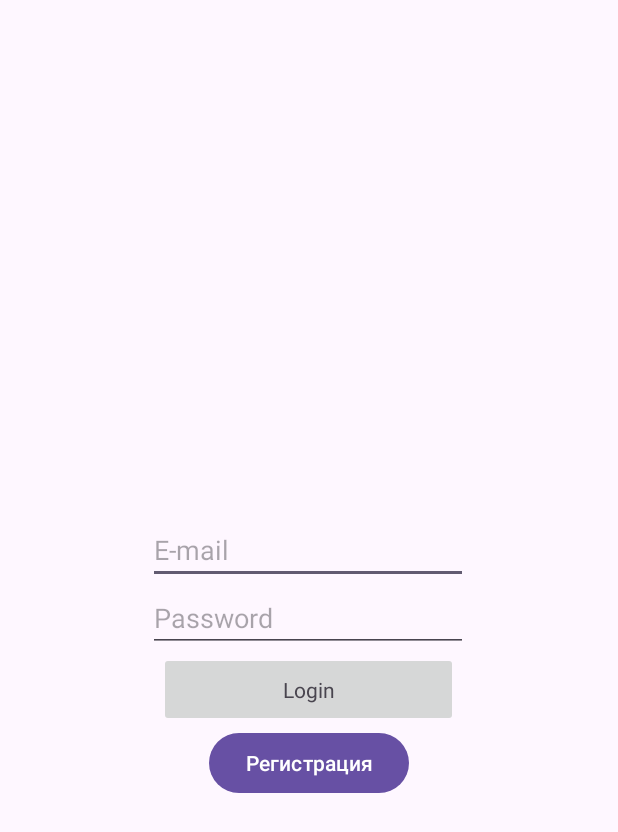
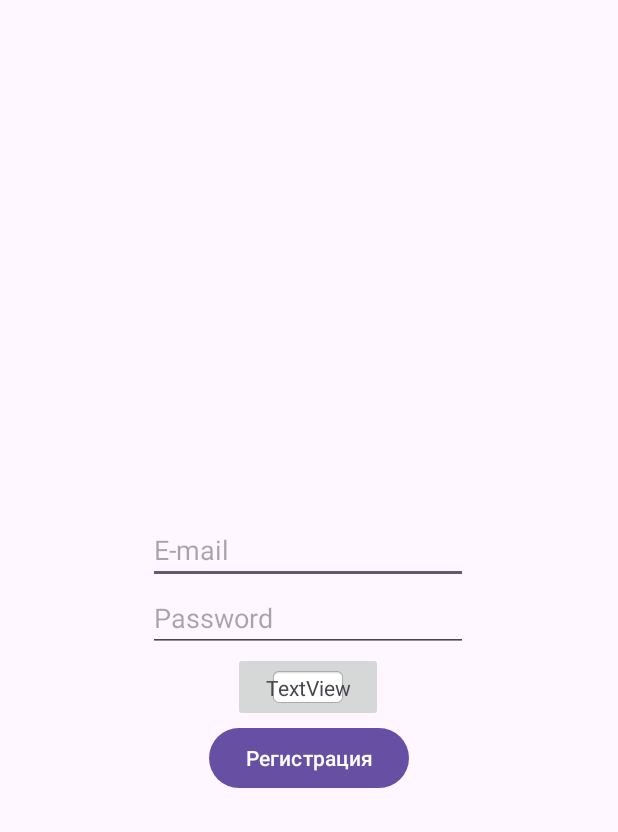
Before and after one commit to dafoi/Dostopr, an Android app: the screen it shows after launch (LoginActivity), on a phone screen of 412 x 824 dp. Shown: the top 832 px of the screen. Run offline under Robolectric (Android 15) with nearby library versions, the light colour scheme and no system bars; our stand-ins replace Firebase (no records; nobody signed in at launch, a user with empty details on screens opened directly).

```diff
--- a/app/src/main/res/layout/activity_login.xml
+++ b/app/src/main/res/layout/activity_login.xml
@@ -14,7 +14,7 @@
         android:layout_marginTop="32dp"
         android:ems="10"
         android:hint="E-mail"
-        android:inputType="text"
+        android:inputType="textPassword"
         app:layout_constraintBottom_toTopOf="@+id/editPassword"
         app:layout_constraintEnd_toEndOf="parent"
         app:layout_constraintHorizontal_bias="0.497"
@@ -35,24 +35,26 @@
 
     <ImageButton
         android:id="@+id/loginButton"
-        android:layout_width="199dp"
-        android:layout_height="50dp"
+        android:layout_width="100dp"
+        android:layout_height="wrap_content"
         app:layout_constraintEnd_toEndOf="@+id/editPassword"
         app:layout_constraintHorizontal_bias="0.5"
         app:layout_constraintStart_toStartOf="@+id/editPassword"
-        app:layout_constraintTop_toBottomOf="@+id/editPassword" />
+        app:layout_constraintTop_toBottomOf="@+id/editPassword"
+        app:srcCompat="@android:drawable/editbox_background_normal" />
 
     <TextView
         android:id="@+id/textView3"
         android:layout_width="wrap_content"
         android:layout_height="wrap_content"
-        android:text="Login"
+        android:text="TextView"
         app:layout_constraintBottom_toBottomOf="@+id/loginButton"
         app:layout_constraintEnd_toEndOf="@+id/loginButton"
         app:layout_constraintHorizontal_bias="0.5"
         app:layout_constraintStart_toStartOf="@+id/loginButton"
         app:layout_constraintTop_toTopOf="@+id/loginButton"
-        app:layout_constraintVertical_bias="0.5" />
+        app:layout_constraintVertical_bias="0.5"
+        tools:text="Login" />
 
     <Button
         android:id="@+id/registerButton"
```
Also changed, not shown: 1 other file.
